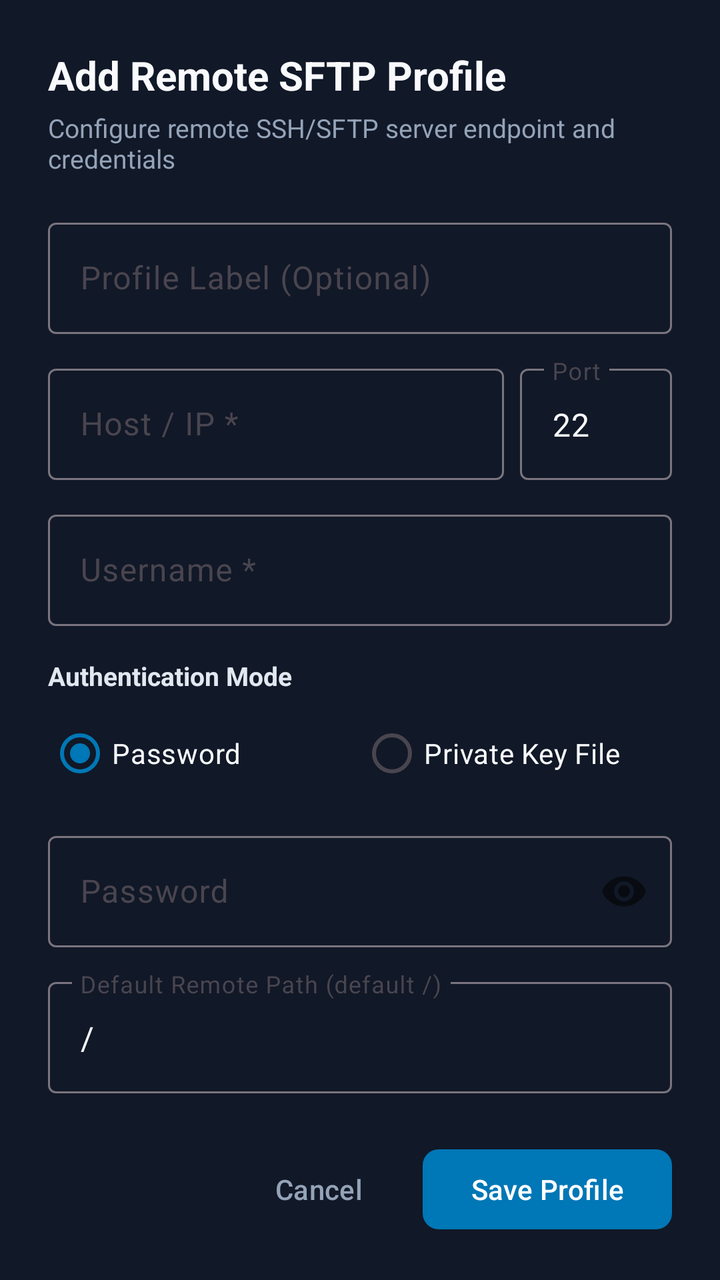
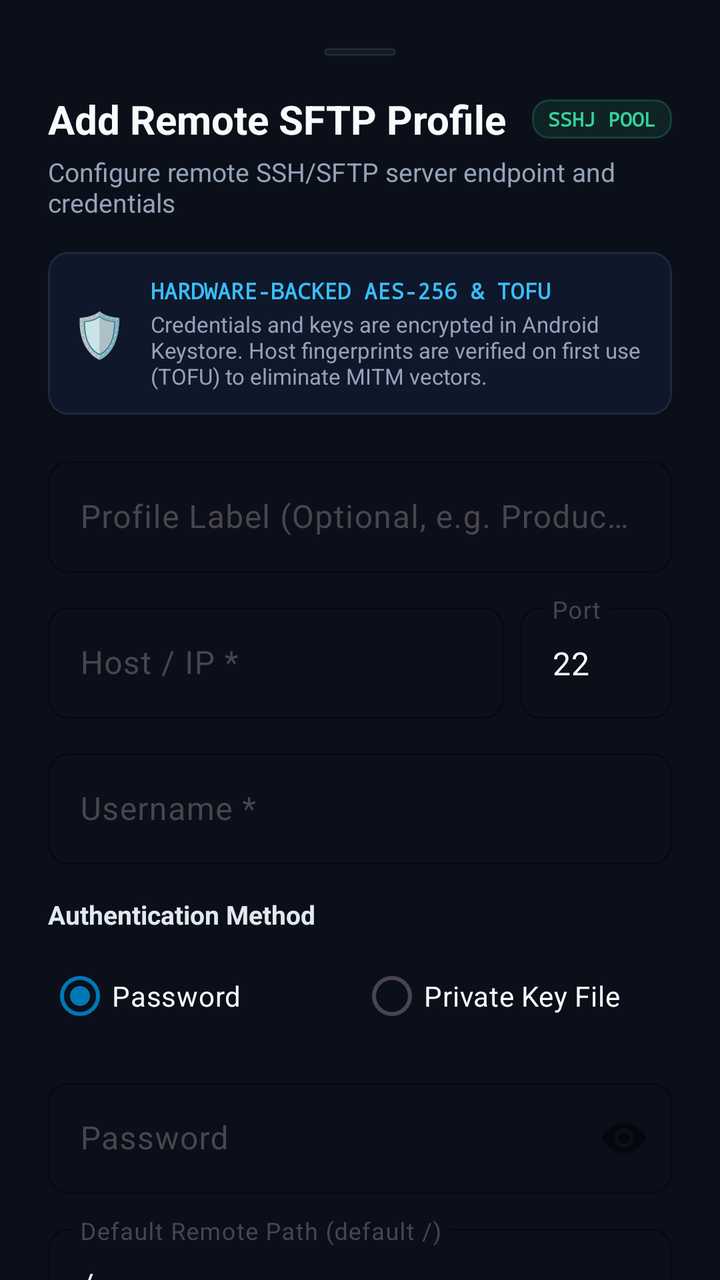

Before-and-after screenshots of an Android layout around one commit, followed by the original layout XML and the change that was made.
<!-- AndroidManifest.xml: application theme Theme.PolymathFileSystem -->
<!-- res/layout/bottom_sheet_add_remote_profile.xml -->
<?xml version="1.0" encoding="utf-8"?>
<androidx.core.widget.NestedScrollView xmlns:android="http://schemas.android.com/apk/res/android"
    xmlns:app="http://schemas.android.com/apk/res-auto"
    android:layout_width="match_parent"
    android:layout_height="wrap_content"
    android:fillViewport="true"
    android:background="#111827">

    <LinearLayout
        android:layout_width="match_parent"
        android:layout_height="wrap_content"
        android:orientation="vertical"
        android:padding="24dp">

        <TextView
            android:layout_width="wrap_content"
            android:layout_height="wrap_content"
            android:text="Add Remote SFTP Profile"
            android:textSize="20sp"
            android:textStyle="bold"
            android:textColor="#f8fafc" />

        <TextView
            android:layout_width="wrap_content"
            android:layout_height="wrap_content"
            android:layout_marginTop="4dp"
            android:layout_marginBottom="18dp"
            android:text="Configure remote SSH/SFTP server endpoint and credentials"
            android:textSize="13sp"
            android:textColor="#94a3b8" />

        
        <com.google.android.material.textfield.TextInputLayout
            android:id="@+id/tilProfileLabel"
            style="@style/Widget.Material3.TextInputLayout.OutlinedBox"
            android:layout_width="match_parent"
            android:layout_height="wrap_content"
            android:layout_marginBottom="12dp"
            android:hint="Profile Label (Optional)">

            <com.google.android.material.textfield.TextInputEditText
                android:id="@+id/etProfileLabel"
                android:layout_width="match_parent"
                android:layout_height="wrap_content"
                android:inputType="text"
                android:singleLine="true"
                android:textColor="#f8fafc" />
        </com.google.android.material.textfield.TextInputLayout>

        
        <LinearLayout
            android:layout_width="match_parent"
            android:layout_height="wrap_content"
            android:layout_marginBottom="12dp"
            android:orientation="horizontal">

            <com.google.android.material.textfield.TextInputLayout
                android:id="@+id/tilHost"
                style="@style/Widget.Material3.TextInputLayout.OutlinedBox"
                android:layout_width="0dp"
                android:layout_height="wrap_content"
                android:layout_weight="3"
                android:layout_marginEnd="8dp"
                android:hint="Host / IP *">

                <com.google.android.material.textfield.TextInputEditText
                    android:id="@+id/etHost"
                    android:layout_width="match_parent"
                    android:layout_height="wrap_content"
                    android:inputType="textUri"
                    android:singleLine="true"
                    android:textColor="#f8fafc" />
            </com.google.android.material.textfield.TextInputLayout>

            <com.google.android.material.textfield.TextInputLayout
                android:id="@+id/tilPort"
                style="@style/Widget.Material3.TextInputLayout.OutlinedBox"
                android:layout_width="0dp"
                android:layout_height="wrap_content"
                android:layout_weight="1"
                android:hint="Port">

                <com.google.android.material.textfield.TextInputEditText
                    android:id="@+id/etPort"
                    android:layout_width="match_parent"
                    android:layout_height="wrap_content"
                    android:inputType="number"
                    android:text="22"
                    android:singleLine="true"
                    android:textColor="#f8fafc" />
            </com.google.android.material.textfield.TextInputLayout>
        </LinearLayout>

        
        <com.google.android.material.textfield.TextInputLayout
            android:id="@+id/tilUsername"
            style="@style/Widget.Material3.TextInputLayout.OutlinedBox"
            android:layout_width="match_parent"
            android:layout_height="wrap_content"
            android:layout_marginBottom="16dp"
            android:hint="Username *">

            <com.google.android.material.textfield.TextInputEditText
                android:id="@+id/etUsername"
                android:layout_width="match_parent"
                android:layout_height="wrap_content"
                android:inputType="text"
                android:singleLine="true"
                android:textColor="#f8fafc" />
        </com.google.android.material.textfield.TextInputLayout>

        
        <TextView
            android:layout_width="wrap_content"
            android:layout_height="wrap_content"
            android:layout_marginBottom="6dp"
            android:text="Authentication Mode"
            android:textSize="13sp"
            android:textStyle="bold"
            android:textColor="#e2e8f0" />

        <RadioGroup
            android:id="@+id/rgAuthMode"
            android:layout_width="match_parent"
            android:layout_height="wrap_content"
            android:layout_marginBottom="12dp"
            android:orientation="horizontal">

            <RadioButton
                android:id="@+id/rbPassword"
                android:layout_width="0dp"
                android:layout_height="wrap_content"
                android:layout_weight="1"
                android:checked="true"
                android:text="Password"
                android:textColor="#f8fafc" />

            <RadioButton
                android:id="@+id/rbKey"
                android:layout_width="0dp"
                android:layout_height="wrap_content"
                android:layout_weight="1"
                android:text="Private Key File"
                android:textColor="#f8fafc" />
        </RadioGroup>

        
        <com.google.android.material.textfield.TextInputLayout
            android:id="@+id/tilPassword"
            style="@style/Widget.Material3.TextInputLayout.OutlinedBox"
            android:layout_width="match_parent"
            android:layout_height="wrap_content"
            android:layout_marginBottom="12dp"
            app:passwordToggleEnabled="true"
            android:hint="Password">

            <com.google.android.material.textfield.TextInputEditText
                android:id="@+id/etPassword"
                android:layout_width="match_parent"
                android:layout_height="wrap_content"
                android:inputType="textPassword"
                android:singleLine="true"
                android:textColor="#f8fafc" />
        </com.google.android.material.textfield.TextInputLayout>

        
        <com.google.android.material.textfield.TextInputLayout
            android:id="@+id/tilKeyPath"
            style="@style/Widget.Material3.TextInputLayout.OutlinedBox"
            android:layout_width="match_parent"
            android:layout_height="wrap_content"
            android:layout_marginBottom="12dp"
            android:visibility="gone"
            android:hint="Private Key File Path">

            <com.google.android.material.textfield.TextInputEditText
                android:id="@+id/etKeyPath"
                android:layout_width="match_parent"
                android:layout_height="wrap_content"
                android:inputType="text"
                android:singleLine="true"
                android:textColor="#f8fafc" />
        </com.google.android.material.textfield.TextInputLayout>

        
        <com.google.android.material.textfield.TextInputLayout
            android:id="@+id/tilPassphrase"
            style="@style/Widget.Material3.TextInputLayout.OutlinedBox"
            android:layout_width="match_parent"
            android:layout_height="wrap_content"
            android:layout_marginBottom="12dp"
            android:visibility="gone"
            app:passwordToggleEnabled="true"
            android:hint="Key Passphrase (Optional)">

            <com.google.android.material.textfield.TextInputEditText
                android:id="@+id/etPassphrase"
                android:layout_width="match_parent"
                android:layout_height="wrap_content"
                android:inputType="textPassword"
                android:singleLine="true"
                android:textColor="#f8fafc" />
        </com.google.android.material.textfield.TextInputLayout>

        
        <com.google.android.material.textfield.TextInputLayout
            android:id="@+id/tilDefaultPath"
            style="@style/Widget.Material3.TextInputLayout.OutlinedBox"
            android:layout_width="match_parent"
            android:layout_height="wrap_content"
            android:layout_marginBottom="24dp"
            android:hint="Default Remote Path (default /)">

            <com.google.android.material.textfield.TextInputEditText
                android:id="@+id/etDefaultPath"
                android:layout_width="match_parent"
                android:layout_height="wrap_content"
                android:inputType="text"
                android:text="/"
                android:singleLine="true"
                android:textColor="#f8fafc" />
        </com.google.android.material.textfield.TextInputLayout>

        
        <LinearLayout
            android:layout_width="match_parent"
            android:layout_height="wrap_content"
            android:gravity="end"
            android:orientation="horizontal">

            <com.google.android.material.button.MaterialButton
                android:id="@+id/btnCancel"
                style="@style/Widget.Material3.Button.TextButton"
                android:layout_width="wrap_content"
                android:layout_height="wrap_content"
                android:layout_marginEnd="8dp"
                android:text="Cancel"
                android:textColor="#94a3b8" />

            <com.google.android.material.button.MaterialButton
                android:id="@+id/btnSave"
                style="@style/Widget.Material3.Button"
                android:layout_width="wrap_content"
                android:layout_height="wrap_content"
                android:text="Save Profile"
                app:cornerRadius="8dp" />
        </LinearLayout>

    </LinearLayout>
</androidx.core.widget.NestedScrollView>
<!-- resources referenced by this layout -->
<resources>
  <style name="Theme.PolymathFileSystem" parent="Theme.Material3.DayNight.NoActionBar">
          <item name="colorPrimary">@color/ocean_primary</item>
          <item name="colorPrimaryDark">@color/ocean_primary_dark</item>
          <item name="colorAccent">@color/ocean_accent</item>
          <item name="android:windowBackground">@drawable/bg_fluid_gradient</item>
      </style>
  <color name="ocean_primary">#0077B6</color>
  <color name="ocean_primary_dark">#03045E</color>
  <color name="ocean_accent">#00B4D8</color>
  <!-- drawable bg_fluid_gradient (drawable) -->
  <?xml version="1.0" encoding="utf-8"?>
  <shape xmlns:android="http://schemas.android.com/apk/res/android"
      android:shape="rectangle">
      <gradient
          android:angle="135"
          android:startColor="#1e293b"
          android:centerColor="#0f172a"
          android:endColor="#080e1a"
          android:type="linear" />
  </shape>
</resources>

<!-- the commit's change to res/layout/bottom_sheet_add_remote_profile.xml (unified diff, before → after) -->
@@ -4,7 +4,7 @@
     android:layout_width="match_parent"
     android:layout_height="wrap_content"
     android:fillViewport="true"
-    android:background="#111827">
+    android:background="#0b0f19">
 
     <LinearLayout
         android:layout_width="match_parent"
@@ -12,31 +12,115 @@
         android:orientation="vertical"
         android:padding="24dp">
 
+        
+        <View
+            android:layout_width="36dp"
+            android:layout_height="4dp"
+            android:layout_gravity="center_horizontal"
+            android:layout_marginBottom="18dp"
+            android:background="@drawable/bg_badge_inactive" />
+
+        <LinearLayout
+            android:layout_width="match_parent"
+            android:layout_height="wrap_content"
+            android:orientation="horizontal"
+            android:gravity="center_vertical">
+
+            <TextView
+                android:layout_width="0dp"
+                android:layout_height="wrap_content"
+                android:layout_weight="1"
+                android:text="Add Remote SFTP Profile"
+                android:textSize="20sp"
+                android:textStyle="bold"
+                android:textColor="#f8fafc" />
+
+            <TextView
+                android:layout_width="wrap_content"
+                android:layout_height="wrap_content"
+                android:background="@drawable/bg_badge_active"
+                android:paddingHorizontal="8dp"
+                android:paddingVertical="3dp"
+                android:text="SSHJ POOL"
+                android:textColor="#34d399"
+                android:textSize="10sp"
+                android:fontFamily="monospace"
+                android:textStyle="bold" />
+        </LinearLayout>
+
         <TextView
             android:layout_width="wrap_content"
             android:layout_height="wrap_content"
-            android:text="Add Remote SFTP Profile"
-            android:textSize="20sp"
-            android:textStyle="bold"
-            android:textColor="#f8fafc" />
-
-        <TextView
-            android:layout_width="wrap_content"
-            android:layout_height="wrap_content"
             android:layout_marginTop="4dp"
-            android:layout_marginBottom="18dp"
+            android:layout_marginBottom="16dp"
             android:text="Configure remote SSH/SFTP server endpoint and credentials"
             android:textSize="13sp"
             android:textColor="#94a3b8" />
 
         
+        <com.google.android.material.card.MaterialCardView
+            android:layout_width="match_parent"
+            android:layout_height="wrap_content"
+            android:layout_marginBottom="18dp"
+            app:cardBackgroundColor="#0f172a"
+            app:strokeColor="#1e293b"
+            app:strokeWidth="1dp"
+            app:cardCornerRadius="10dp"
+            app:cardElevation="0dp">
+
+            <LinearLayout
+                android:layout_width="match_parent"
+                android:layout_height="wrap_content"
+                android:orientation="horizontal"
+                android:padding="12dp"
+                android:gravity="center_vertical">
+
+                <TextView
+                    android:layout_width="wrap_content"
+                    android:layout_height="wrap_content"
+                    android:text="🛡️"
+                    android:textSize="22sp"
+                    android:layout_marginEnd="12dp" />
+
+                <LinearLayout
+                    android:layout_width="0dp"
+                    android:layout_height="wrap_content"
+                    android:layout_weight="1"
+                    android:orientation="vertical">
+
+                    <TextView
+                        android:layout_width="wrap_content"
+                        android:layout_height="wrap_content"
+                        android:text="HARDWARE-BACKED AES-256 &amp; TOFU"
+                        android:textSize="11sp"
+                        android:textStyle="bold"
+                        android:textColor="#38bdf8"
+                        android:fontFamily="monospace" />
+
+                    <TextView
+                        android:layout_width="wrap_content"
+                        android:layout_height="wrap_content"
+                        android:layout_marginTop="2dp"
+                        android:text="Credentials and keys are encrypted in Android Keystore. Host fingerprints are verified on first use (TOFU) to eliminate MITM vectors."
+                        android:textSize="11sp"
+                        android:textColor="#94a3b8" />
+                </LinearLayout>
+            </LinearLayout>
+        </com.google.android.material.card.MaterialCardView>
+
+        
         <com.google.android.material.textfield.TextInputLayout
             android:id="@+id/tilProfileLabel"
             style="@style/Widget.Material3.TextInputLayout.OutlinedBox"
             android:layout_width="match_parent"
             android:layout_height="wrap_content"
             android:layout_marginBottom="12dp"
-            android:hint="Profile Label (Optional)">
+            app:boxStrokeColor="#38bdf8"
+            app:boxCornerRadiusTopStart="10dp"
+            app:boxCornerRadiusTopEnd="10dp"
+            app:boxCornerRadiusBottomStart="10dp"
+            app:boxCornerRadiusBottomEnd="10dp"
+            android:hint="Profile Label (Optional, e.g. Production Cluster)">
 
             <com.google.android.material.textfield.TextInputEditText
                 android:id="@+id/etProfileLabel"
@@ -61,6 +145,11 @@
                 android:layout_height="wrap_content"
                 android:layout_weight="3"
                 android:layout_marginEnd="8dp"
+                app:boxStrokeColor="#38bdf8"
+                app:boxCornerRadiusTopStart="10dp"
+                app:boxCornerRadiusTopEnd="10dp"
+                app:boxCornerRadiusBottomStart="10dp"
+                app:boxCornerRadiusBottomEnd="10dp"
                 android:hint="Host / IP *">
 
                 <com.google.android.material.textfield.TextInputEditText
@@ -78,6 +167,11 @@
                 android:layout_width="0dp"
                 android:layout_height="wrap_content"
                 android:layout_weight="1"
+                app:boxStrokeColor="#38bdf8"
+                app:boxCornerRadiusTopStart="10dp"
+                app:boxCornerRadiusTopEnd="10dp"
+                app:boxCornerRadiusBottomStart="10dp"
+                app:boxCornerRadiusBottomEnd="10dp"
                 android:hint="Port">
 
                 <com.google.android.material.textfield.TextInputEditText
@@ -98,6 +192,11 @@
             android:layout_width="match_parent"
             android:layout_height="wrap_content"
             android:layout_marginBottom="16dp"
+            app:boxStrokeColor="#38bdf8"
+            app:boxCornerRadiusTopStart="10dp"
+            app:boxCornerRadiusTopEnd="10dp"
+            app:boxCornerRadiusBottomStart="10dp"
+            app:boxCornerRadiusBottomEnd="10dp"
             android:hint="Username *">
 
             <com.google.android.material.textfield.TextInputEditText
@@ -113,8 +212,8 @@
         <TextView
             android:layout_width="wrap_content"
             android:layout_height="wrap_content"
-            android:layout_marginBottom="6dp"
-            android:text="Authentication Mode"
+            android:layout_marginBottom="8dp"
+            android:text="Authentication Method"
             android:textSize="13sp"
             android:textStyle="bold"
             android:textColor="#e2e8f0" />
@@ -123,7 +222,7 @@
             android:id="@+id/rgAuthMode"
             android:layout_width="match_parent"
             android:layout_height="wrap_content"
-            android:layout_marginBottom="12dp"
+            android:layout_marginBottom="14dp"
             android:orientation="horizontal">
 
             <RadioButton
@@ -152,6 +251,11 @@
             android:layout_height="wrap_content"
             android:layout_marginBottom="12dp"
             app:passwordToggleEnabled="true"
+            app:boxStrokeColor="#38bdf8"
+            app:boxCornerRadiusTopStart="10dp"
+            app:boxCornerRadiusTopEnd="10dp"
+            app:boxCornerRadiusBottomStart="10dp"
+            app:boxCornerRadiusBottomEnd="10dp"
             android:hint="Password">
 
             <com.google.android.material.textfield.TextInputEditText
@@ -171,7 +275,12 @@
             android:layout_height="wrap_content"
             android:layout_marginBottom="12dp"
             android:visibility="gone"
-            android:hint="Private Key File Path">
+            app:boxStrokeColor="#38bdf8"
+            app:boxCornerRadiusTopStart="10dp"
+            app:boxCornerRadiusTopEnd="10dp"
+            app:boxCornerRadiusBottomStart="10dp"
+            app:boxCornerRadiusBottomEnd="10dp"
+            android:hint="Private Key File Path (e.g. /data/.../id_ed25519)">
 
             <com.google.android.material.textfield.TextInputEditText
                 android:id="@+id/etKeyPath"
@@ -191,6 +300,11 @@
             android:layout_marginBottom="12dp"
             android:visibility="gone"
             app:passwordToggleEnabled="true"
+            app:boxStrokeColor="#38bdf8"
+            app:boxCornerRadiusTopStart="10dp"
+            app:boxCornerRadiusTopEnd="10dp"
+            app:boxCornerRadiusBottomStart="10dp"
+            app:boxCornerRadiusBottomEnd="10dp"
             android:hint="Key Passphrase (Optional)">
 
             <com.google.android.material.textfield.TextInputEditText
@@ -209,6 +323,11 @@
             android:layout_width="match_parent"
             android:layout_height="wrap_content"
             android:layout_marginBottom="24dp"
+            app:boxStrokeColor="#38bdf8"
+            app:boxCornerRadiusTopStart="10dp"
+            app:boxCornerRadiusTopEnd="10dp"
+            app:boxCornerRadiusBottomStart="10dp"
+            app:boxCornerRadiusBottomEnd="10dp"
             android:hint="Default Remote Path (default /)">
 
             <com.google.android.material.textfield.TextInputEditText
@@ -232,7 +351,7 @@
                 android:id="@+id/btnCancel"
                 style="@style/Widget.Material3.Button.TextButton"
                 android:layout_width="wrap_content"
-                android:layout_height="wrap_content"
+                android:layout_height="44dp"
                 android:layout_marginEnd="8dp"
                 android:text="Cancel"
                 android:textColor="#94a3b8" />
@@ -241,9 +360,12 @@
                 android:id="@+id/btnSave"
                 style="@style/Widget.Material3.Button"
                 android:layout_width="wrap_content"
-                android:layout_height="wrap_content"
+                android:layout_height="44dp"
                 android:text="Save Profile"
-                app:cornerRadius="8dp" />
+                android:backgroundTint="#38bdf8"
+                android:textColor="#0b0f19"
+                android:textStyle="bold"
+                app:cornerRadius="10dp" />
         </LinearLayout>
 
     </LinearLayout>
<!-- resource entries referenced after the edit -->
@@ -1,5 +1,25 @@
 <!-- resources referenced by this layout -->
 <resources>
+  <!-- drawable bg_badge_active (drawable) -->
+  <?xml version="1.0" encoding="utf-8"?>
+  <shape xmlns:android="http://schemas.android.com/apk/res/android"
+      android:shape="rectangle">
+      <solid android:color="#1A34D399" />
+      <corners android:radius="8dp" />
+      <stroke
+          android:width="1dp"
+          android:color="#3534D399" />
+  </shape>
+  <!-- drawable bg_badge_inactive (drawable) -->
+  <?xml version="1.0" encoding="utf-8"?>
+  <shape xmlns:android="http://schemas.android.com/apk/res/android"
+      android:shape="rectangle">
+      <solid android:color="#1A64748B" />
+      <corners android:radius="8dp" />
+      <stroke
+          android:width="1dp"
+          android:color="#3564748B" />
+  </shape>
   <style name="Theme.PolymathFileSystem" parent="Theme.Material3.DayNight.NoActionBar">
           <item name="colorPrimary">@color/ocean_primary</item>
           <item name="colorPrimaryDark">@color/ocean_primary_dark</item>
